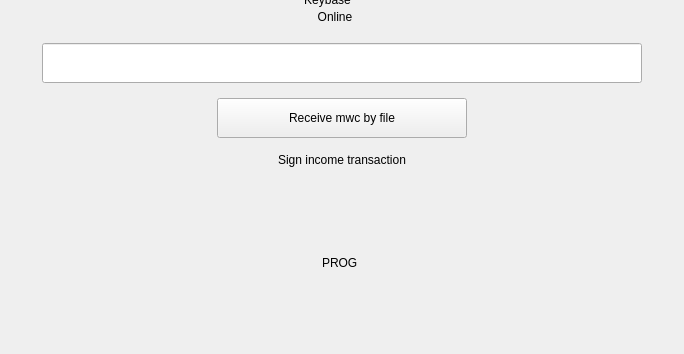
0xkobe/mwc-wallet, file windows/e_recieve.ui: the form before one commit; both pictures show x 0 to 684 and y 204 to 558 of the 684 by 558 pixel window.
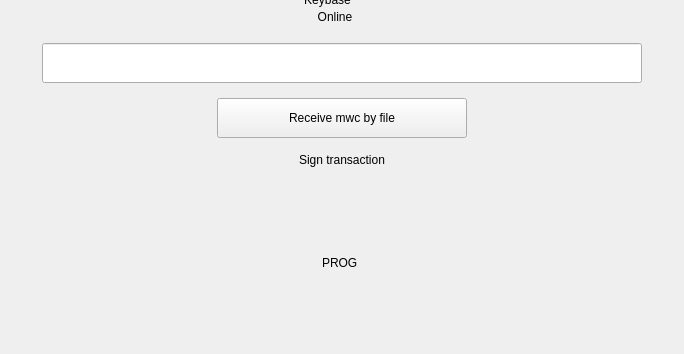
The form after the commit. Icons and pictures are not drawn. Custom widgets are drawn as their Qt base class.

Commit message: wording and correct image

What changed in the file:
```diff
--- a/windows/e_recieve.ui
+++ b/windows/e_recieve.ui
@@ -294,7 +294,7 @@
    <item>
     <widget class="control::MwcLabelSmall" name="label_3">
      <property name="text">
-      <string>Sign income transaction</string>
+      <string>Sign transaction</string>
      </property>
      <property name="alignment">
       <set>Qt::AlignCenter</set>
```
The commit also changes 1 other file.
